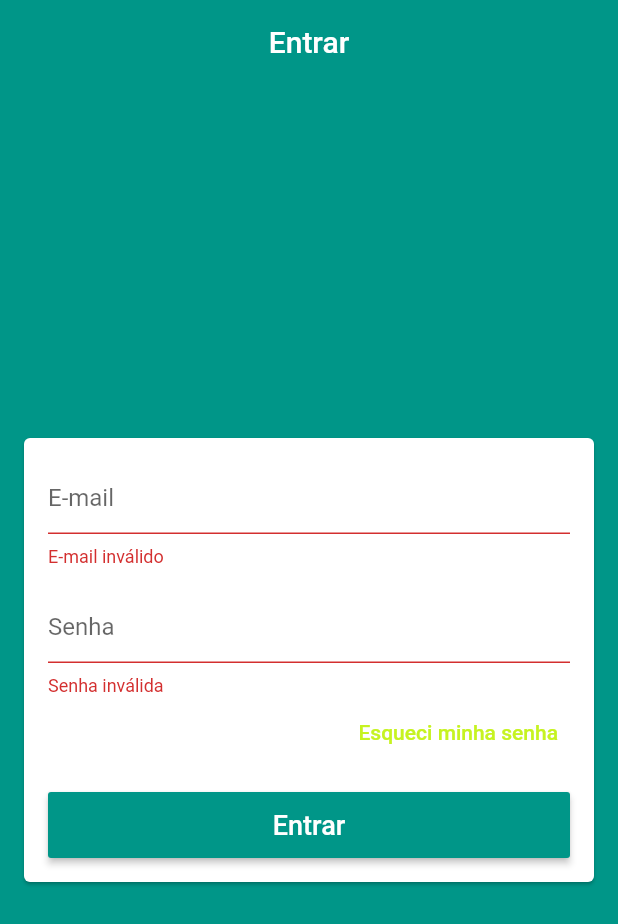
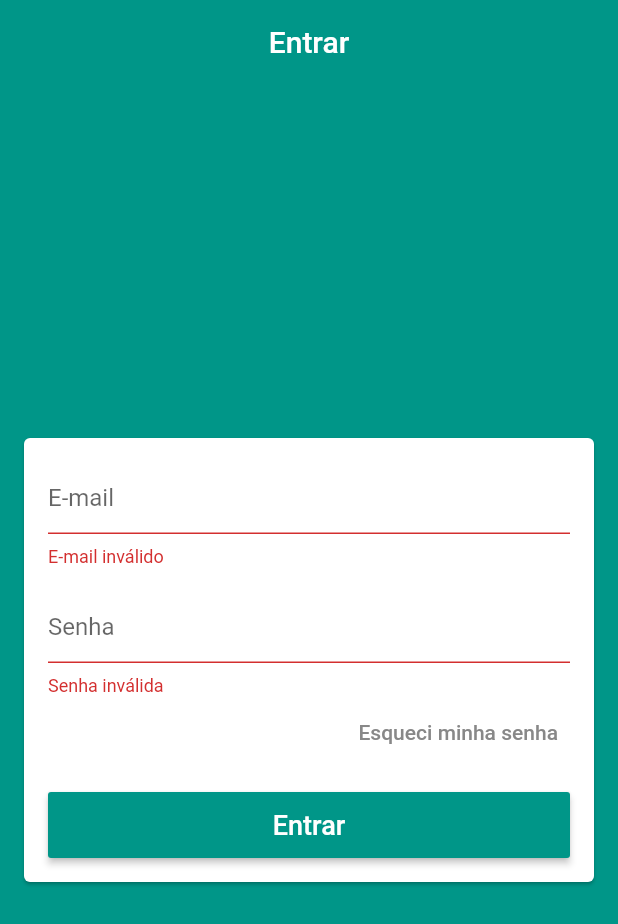
Before and after one commit to jribeiroo/store_virtual_on, a Flutter app: the screen it shows after launch, after a tap on "Entrar", on a phone screen of 412 x 824 dp. Shown: the top 924 px of the screen. Run offline on Flutter 3.47's test engine with Material 2 defaults, Android fonts, the light colour scheme and no system bars; our stand-ins replace firebase_auth, firebase_core; accounts and stored records are empty.

Commit message:
teste colors

```diff
--- a/lib/screens/login/login_screen.dart
+++ b/lib/screens/login/login_screen.dart
@@ -63,7 +63,7 @@ class LoginScreen extends StatelessWidget {
 
                     },
                     style: TextButton.styleFrom(
-                      primary: const Color.fromARGB(255, 198, 243, 33),
+                      primary: const Color.fromARGB(255, 136, 136, 136),
                     ),
                     child: const Text(
                       'Esqueci minha senha',
@@ -76,6 +76,7 @@ class LoginScreen extends StatelessWidget {
                   height: 44,
                   child: RaisedButton(
                     onPressed: (){
+                      FocusScope.of(context).requestFocus(FocusNode());
                       if(formKey.currentState!.validate()){
                         context.read<UserManager>().signIn(
                           userPerson: UserPerson(
```
